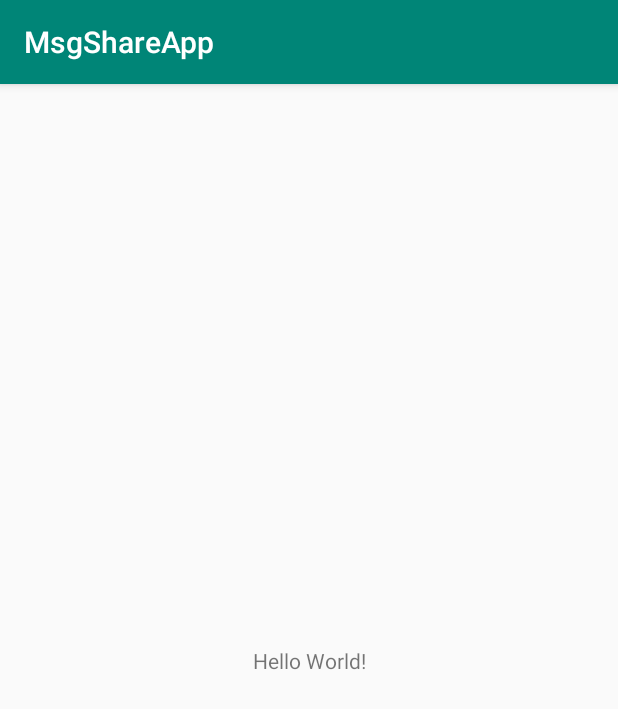
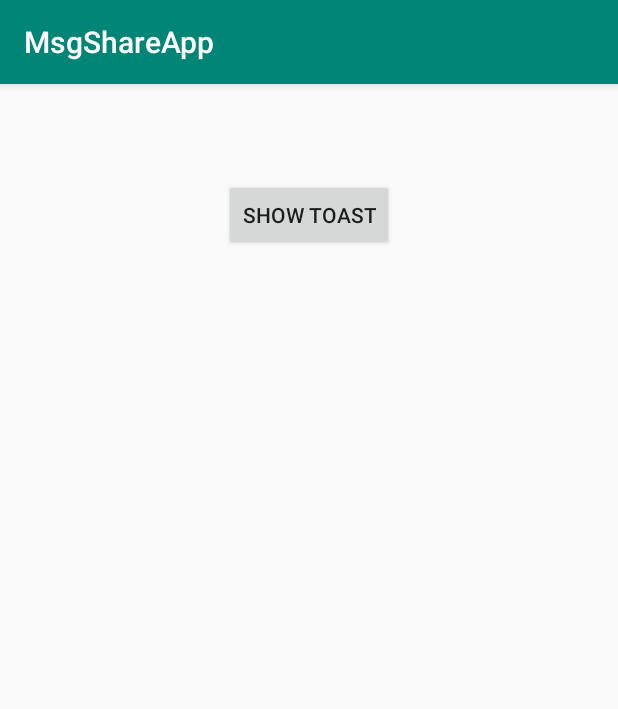
Before and after one commit to ValkaYordanov/MsgShareApp, an Android app: the screen it shows after launch (MainActivity), on a phone screen of 412 x 824 dp. Shown: the top 709 px of the screen. Run offline under Robolectric (Android 15) with nearby library versions, the phone set to English and light mode, and no system bars.

Commit message:
Button was created and sending the message

```diff
--- a/app/src/main/java/valka/msgshareapp/MainActivity.kt
+++ b/app/src/main/java/valka/msgshareapp/MainActivity.kt
@@ -2,11 +2,19 @@ package valka.msgshareapp
 
 import androidx.appcompat.app.AppCompatActivity
 import android.os.Bundle
+import android.util.Log
+import android.widget.Toast
+import kotlinx.android.synthetic.main.activity_main.*
 
 class MainActivity : AppCompatActivity() {
 
     override fun onCreate(savedInstanceState: Bundle?) {
         super.onCreate(savedInstanceState)
         setContentView(R.layout.activity_main)
+
+        btnShowToast.setOnClickListener{
+            Log.i("MainActivity", "Button was clicked !")
+            Toast.makeText(this, "Button was clicked!", Toast.LENGTH_SHORT).show()
+        }
     }
 }
--- a/app/src/main/res/layout/activity_main.xml
+++ b/app/src/main/res/layout/activity_main.xml
@@ -1,18 +1,18 @@
 <?xml version="1.0" encoding="utf-8"?>
-<androidx.constraintlayout.widget.ConstraintLayout xmlns:android="http://schemas.android.com/apk/res/android"
+<RelativeLayout xmlns:android="http://schemas.android.com/apk/res/android"
     xmlns:app="http://schemas.android.com/apk/res-auto"
     xmlns:tools="http://schemas.android.com/tools"
     android:layout_width="match_parent"
     android:layout_height="match_parent"
     tools:context=".MainActivity">
 
-    <TextView
+
+    <Button
+        android:id="@+id/btnShowToast"
         android:layout_width="wrap_content"
         android:layout_height="wrap_content"
-        android:text="Hello World!"
-        app:layout_constraintBottom_toBottomOf="parent"
-        app:layout_constraintLeft_toLeftOf="parent"
-        app:layout_constraintRight_toRightOf="parent"
-        app:layout_constraintTop_toTopOf="parent" />
-
-</androidx.constraintlayout.widget.ConstraintLayout>
+        android:layout_alignParentTop="true"
+        android:layout_centerHorizontal="true"
+        android:layout_marginTop="63dp"
+        android:text="Show Toast" />
+</RelativeLayout>
```
